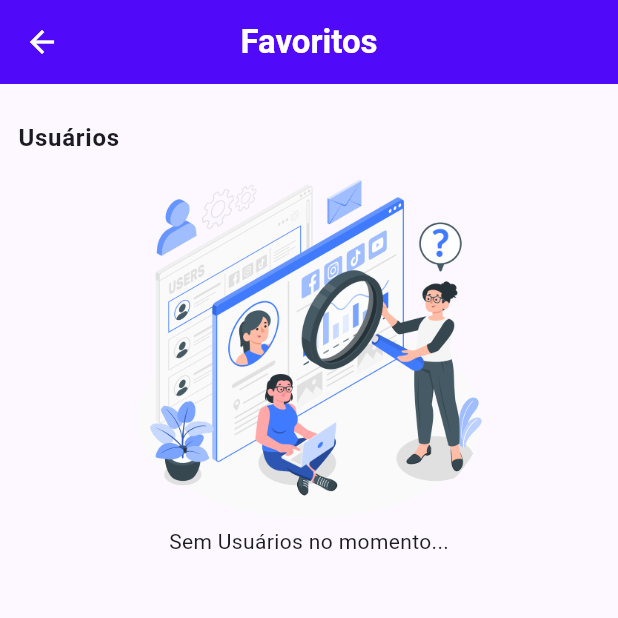
After one commit to JrSEngineer/b2-people, a Flutter app: the FavoritesPage screen opened by its route, on a phone screen of 412 x 824 dp, the top half of it. The commit adds this screen. Run offline on Flutter 3.47's test engine with Material 3 defaults, Android fonts, the phone set to English and light mode, and no system bars; our stand-ins replace cloud_firestore, dio, firebase_core, flutter_modular, google_sign_in; missing offline and left inert: country_flags; accounts and stored records are empty.

Commit message:
Creating Favorites Page - Adding missing dependencies

```diff
--- /dev/null
+++ b/lib/src/views/favorites_page.dart
@@ -0,0 +1,155 @@
+import 'package:b2_people/src/view_models/auth/auth_controller.dart';
+import 'package:b2_people/src/view_models/users/users_controller.dart';
+import 'package:b2_people/src/views/overlays/app_dialog.dart';
+import 'package:b2_people/src/views/widgets/prefered_user_tile.dart';
+import 'package:flutter/material.dart';
+import 'package:flutter_modular/flutter_modular.dart';
+
+class FavoritesPage extends StatefulWidget {
+  const FavoritesPage({super.key});
+
+  @override
+  State<FavoritesPage> createState() => _FavoritesPageState();
+}
+
+class _FavoritesPageState extends State<FavoritesPage> {
+  final _authController = Modular.get<AuthController>();
+  final _usersController = Modular.get<UsersController>();
+
+  @override
+  void initState() {
+    super.initState();
+    _usersController.success.addListener(_profileMarkListenable);
+
+    final accountEmail = _authController.userEmail;
+    _usersController.getPreferedUsers(accountEmail);
+  }
+
+  _profileMarkListenable() {
+    if (_usersController.success.value.isNotEmpty) {
+      ScaffoldMessenger.of(context).showSnackBar(
+        SnackBar(
+          backgroundColor: Colors.green.shade900,
+          content: Text(
+            _usersController.success.value,
+            style: Theme.of(context).textTheme.bodyMedium?.copyWith(color: Colors.white),
+          ),
+        ),
+      );
+      Modular.to.pop();
+    }
+  }
+
+  @override
+  Widget build(BuildContext context) {
+    return Scaffold(
+      appBar: AppBar(
+        backgroundColor: Color(0xff5109F9),
+        title: Text(
+          'Favoritos',
+          style: Theme.of(context).textTheme.titleLarge?.copyWith(
+            color: Colors.white,
+            fontWeight: FontWeight.w700,
+          ),
+        ),
+        centerTitle: true,
+      ),
+      body: AnimatedBuilder(
+        animation: _usersController,
+        builder: (_, __) {
+          return Container(
+            height: MediaQuery.sizeOf(context).height,
+            width: MediaQuery.sizeOf(context).width,
+            padding: EdgeInsets.symmetric(
+              vertical: 24,
+              horizontal: 12,
+            ),
+            child: Column(
+              crossAxisAlignment: CrossAxisAlignment.start,
+              children: [
+                Text(
+                  'Usuários',
+                  style: Theme.of(context).textTheme.bodyLarge?.copyWith(
+                    fontWeight: FontWeight.w700,
+                  ),
+                ),
+                if (_usersController.preferedUsersList.isNotEmpty)
+                  Expanded(
+                    child: ListView.separated(
+                      key: const Key('user_list'),
+                      shrinkWrap: true,
+
+                      separatorBuilder: (context, index) {
+                        return SizedBox(height: 8);
+                      },
+                      itemCount: _usersController.preferedUsersList.length,
+                      itemBuilder: (_, i) {
+                        final user = _usersController.preferedUsersList[i];
+
+                        return PreferedUserTile(
+                          user: user,
+                          onTap: () {
+                            showAppDialog(
+                              context,
+                              'Remover da Lista',
+                              'Deseja realmente remover o perfil atual da lista de favoritos?',
+                              [
+                                TextButton(
+                                  onPressed: () async {
+                                    Navigator.pop(context);
+                                    await _usersController.removePreference(user);
+                                  },
+                                  child: Text('SIM', style: TextStyle(color: Theme.of(context).colorScheme.onSurface)),
+                                ),
+                                TextButton(
+                                  onPressed: () {
+                                    Navigator.pop(context);
+                                  },
+                                  child: const Text('NÃO'),
+                                ),
+                              ],
+                            );
+                          },
+                          key: const Key('prefered_user_tile'),
+                        );
+                      },
+                    ),
+                  ),
+                if (_usersController.preferedUsersList.isEmpty)
+                  Center(
+                    child: Column(
+                      children: [
+                        Container(
+                          height: MediaQuery.sizeOf(context).width * 0.6,
+                          width: MediaQuery.sizeOf(context).width * 0.6,
+                          decoration: BoxDecoration(
+                            borderRadius: BorderRadius.circular(100),
+                            image: DecorationImage(
+                              fit: BoxFit.fill,
+                              image: AssetImage(
+                                'assets/images/no-users-image.png',
+                              ),
+                            ),
+                          ),
+                        ),
+                        Text(
+                          'Sem Usuários no momento...',
+                        ),
+                      ],
+                    ),
+                  ),
+              ],
+            ),
+          );
+        },
+      ),
+    );
+  }
+
+  @override
+  void dispose() {
+    _usersController.success.removeListener(_profileMarkListenable);
+
+    super.dispose();
+  }
+}
```
Also changed, not shown: lib/src/views/overlays/app_dialog.dart (added, +33 -0 lines), lib/src/views/strategies/home/body_rendering_strategy.dart (+10 -0 lines), lib/src/views/user_page.dart (+50 -2 lines), lib/src/views/widgets/prefered_user_tile.dart (added, +52 -0 lines).
